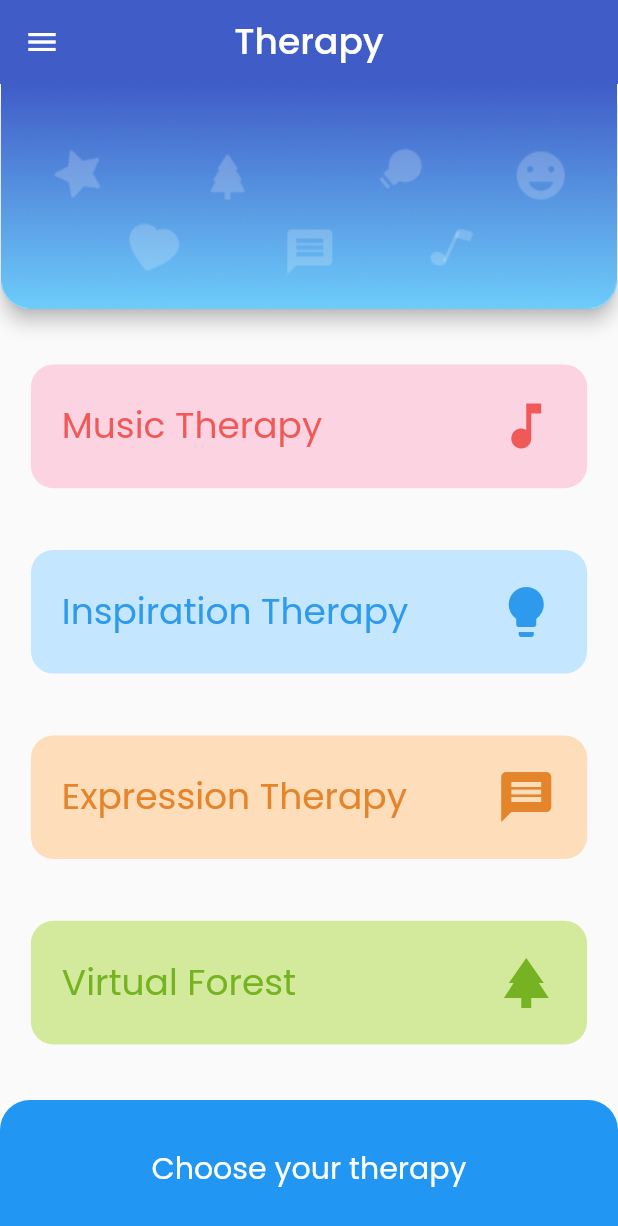
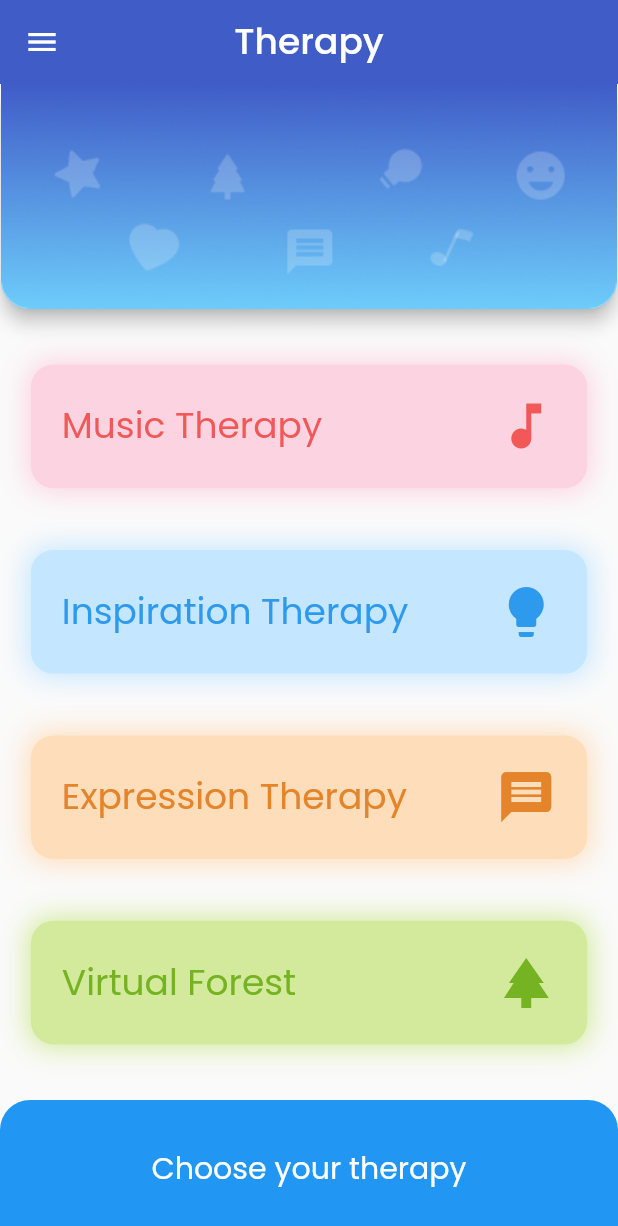
Before and after one commit to EmoUP/EmoUP-Flutter, a Flutter app: the Home screen opened directly, on a phone screen of 412 x 824 dp. Shown: the top 1226 px of the screen. Run offline on Flutter 3.47's test engine with Material 2 defaults, Android fonts, the phone set to English and light mode, and no system bars; our stand-ins replace file_picker, flutter_image_compress, flutter_login, flutter_spinkit, google_fonts, shared_preferences; missing offline and left inert: qrscan; accounts and stored records are empty; network calls fail.

Commit message:
Add blur

```diff
--- a/lib/home.dart
+++ b/lib/home.dart
@@ -265,7 +265,10 @@ class _HomeState extends State<Home> {
         padding: EdgeInsets.all(0.05 * w),
         decoration: BoxDecoration(
           borderRadius: BorderRadius.all(Radius.circular(15)),
-          color: bg
+          color: bg,
+          boxShadow: [
+            new BoxShadow(color: bg, blurRadius: 15.0, spreadRadius: 2),
+          ],
         ),
         child: Row(
           mainAxisAlignment: MainAxisAlignment.spaceBetween,
```
